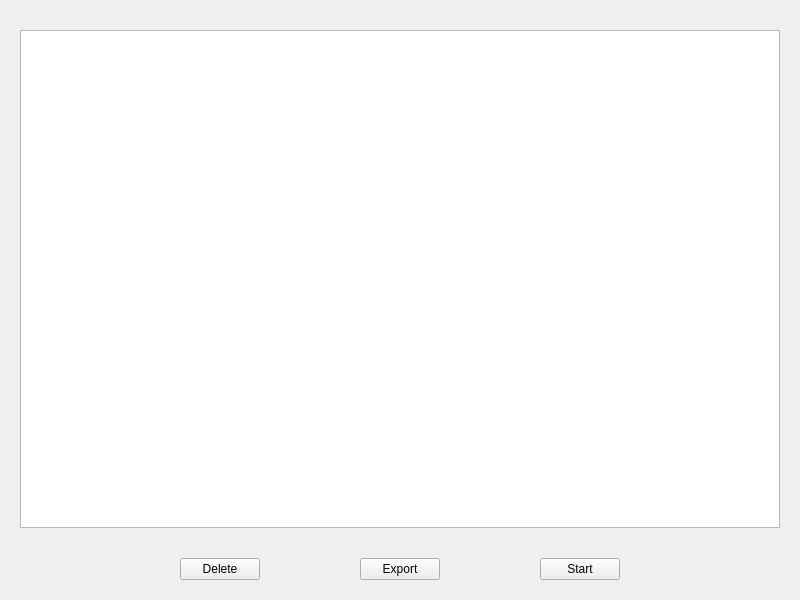
This is designer/evaluator.ui in zarathustre/ttex as Qt 5 draws it before an edit. The edited form follows.
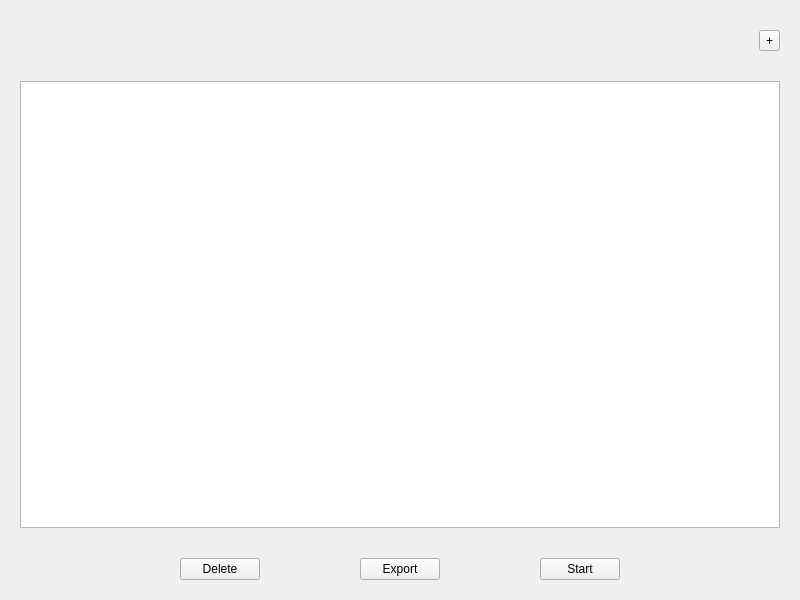
This is the edited form.

Commit message:
Start scenario initial setup.
First tab now displays the scenario and the objectives.
Terminate now deletes the objects.
Timer and progress bar unfinished

What changed in the file:
```diff
--- a/designer/evaluator.ui
+++ b/designer/evaluator.ui
@@ -29,6 +29,30 @@
    <property name="bottomMargin">
     <number>20</number>
    </property>
+   <item>
+    <layout class="QHBoxLayout" name="horizontalLayout_2">
+     <item>
+      <spacer name="horizontalSpacer_2">
+       <property name="orientation">
+        <enum>Qt::Horizontal</enum>
+       </property>
+       <property name="sizeHint" stdset="0">
+        <size>
+         <width>40</width>
+         <height>20</height>
+        </size>
+       </property>
+      </spacer>
+     </item>
+     <item>
+      <widget class="QToolButton" name="create_from_start_button">
+       <property name="text">
+        <string>+</string>
+       </property>
+      </widget>
+     </item>
+    </layout>
+   </item>
    <item>
     <widget class="QTreeView" name="scenarios_tree">
      <property name="sortingEnabled">
```
The commit also changes 9 other files.
